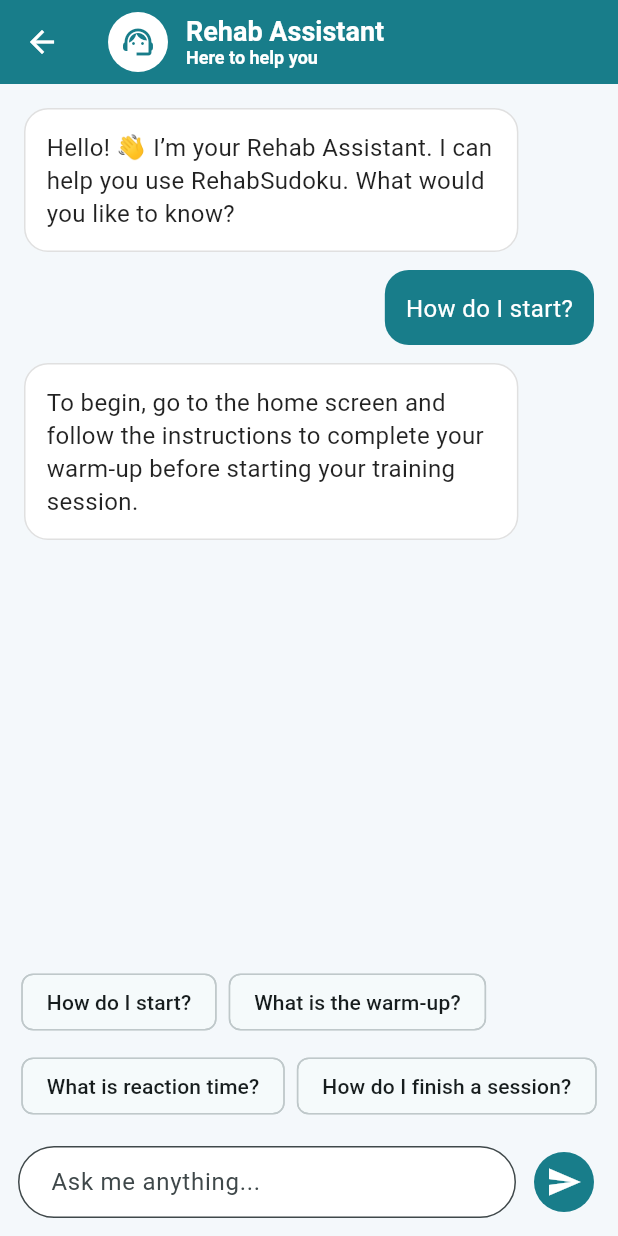
After one commit to KahYing-KY/MDD-PushTile-Flutter, a Flutter app: the ChatbotScreen screen opened directly, after a tap on "How do I start?", on a phone screen of 412 x 824 dp. The commit adds this screen. Run offline on Flutter 3.47's test engine with Material 3 defaults, Android fonts, the phone set to English and light mode, and no system bars; our stand-ins replace supabase_flutter; accounts and stored records are empty.

Commit message:
added a new file:   lib/screens/chatbot_screen.dart. And changed /home_screen.dart to import chatbot_screen.dart. Add a "need help" button to the home screen that navigates to the chatbot screen.

```diff
--- /dev/null
+++ b/lib/screens/chatbot_screen.dart
@@ -0,0 +1,240 @@
+
+import 'package:flutter/material.dart';
+
+const chatTeal = Color(0xFF187D8A);
+
+class ChatbotScreen extends StatefulWidget {
+  const ChatbotScreen({super.key});
+
+  @override
+  State<ChatbotScreen> createState() => _ChatbotScreenState();
+}
+
+class _ChatbotScreenState extends State<ChatbotScreen> {
+  final TextEditingController _controller =
+      TextEditingController();
+
+  final List<Map<String, String>> _messages = [
+    {
+      'role': 'bot',
+      'text':
+          'Hello! 👋 I’m your Rehab Assistant. '
+          'I can help you use RehabSudoku. What would you like to know?'
+    },
+  ];
+
+  final List<String> _questions = [
+    'How do I start?',
+    'What is the warm-up?',
+    'What is reaction time?',
+    'How do I finish a session?',
+  ];
+
+  String _getAnswer(String question) {
+    final q = question.toLowerCase();
+
+    if (q.contains('start') || q.contains('begin')) {
+      return 'To begin, go to the home screen and follow the '
+          'instructions to complete your warm-up before starting '
+          'your training session.';
+    }
+
+    if (q.contains('warm') || q.contains('light chase')) {
+      return 'The warm-up prepares you for your training. '
+          'Follow the Light Chase prompts on the screen and '
+          'complete the tasks at your own pace.';
+    }
+
+    if (q.contains('reaction') || q.contains('time')) {
+      return 'Reaction time measures how long you take to respond '
+          'to a prompt. Your recorded result describes performance '
+          'during that session; it is not a medical diagnosis.';
+    }
+
+    if (q.contains('finish') || q.contains('cool') ||
+        q.contains('end session')) {
+      return 'Follow the in-app instructions to complete your '
+          'training and cool-down. Review your session summary '
+          'when it becomes available.';
+    }
+
+    if (q.contains('help') || q.contains('what can you do')) {
+      return 'I can explain the warm-up, training, cool-down, '
+          'reaction time, and how to navigate RehabSudoku.';
+    }
+
+    return 'I’m not sure I understand that question yet. '
+        'Try asking about starting a session, the warm-up, '
+        'reaction time, or the cool-down.';
+  }
+
+  void _sendMessage([String? suggestedQuestion]) {
+    final question =
+        (suggestedQuestion ?? _controller.text).trim();
+
+    if (question.isEmpty) return;
+
+    setState(() {
+      _messages.add({
+        'role': 'user',
+        'text': question,
+      });
+
+      _messages.add({
+        'role': 'bot',
+        'text': _getAnswer(question),
+      });
+    });
+
+    _controller.clear();
+  }
+
+  @override
+  void dispose() {
+    _controller.dispose();
+    super.dispose();
+  }
+
+  @override
+  Widget build(BuildContext context) {
+    return Scaffold(
+      appBar: AppBar(
+        backgroundColor: chatTeal,
+        foregroundColor: Colors.white,
+        title: const Row(
+          children: [
+            CircleAvatar(
+              backgroundColor: Colors.white,
+              child: Icon(
+                Icons.support_agent,
+                color: chatTeal,
+              ),
+            ),
+            SizedBox(width: 12),
+            Column(
+              crossAxisAlignment: CrossAxisAlignment.start,
+              children: [
+                Text(
+                  'Rehab Assistant',
+                  style: TextStyle(fontSize: 18),
+                ),
+                Text(
+                  'Here to help you',
+                  style: TextStyle(fontSize: 12),
+                ),
+              ],
+            ),
+          ],
+        ),
+      ),
+      body: SafeArea(
+        child: Column(
+          children: [
+            Expanded(
+              child: ListView.builder(
+                padding: const EdgeInsets.all(16),
+                itemCount: _messages.length,
+                itemBuilder: (context, index) {
+                  final message = _messages[index];
+                  final isUser = message['role'] == 'user';
+
+                  return Align(
+                    alignment: isUser
+                        ? Alignment.centerRight
+                        : Alignment.centerLeft,
+                    child: Container(
+                      constraints: BoxConstraints(
+                        maxWidth:
+                            MediaQuery.of(context).size.width * 0.8,
+                      ),
+                      margin: const EdgeInsets.only(bottom: 12),
+                      padding: const EdgeInsets.all(14),
+                      decoration: BoxDecoration(
+                        color: isUser
+                            ? chatTeal
+                            : Colors.white,
+                        borderRadius: BorderRadius.circular(16),
+                        border: isUser
+                            ? null
+                            : Border.all(
+                                color: Colors.black12,
+                              ),
+                      ),
+                      child: Text(
+                        message['text']!,
+                        style: TextStyle(
+                          fontSize: 16,
+                          height: 1.4,
+                          color: isUser
+                              ? Colors.white
+                              : Colors.black87,
+                        ),
+                      ),
+                    ),
+                  );
+                },
+              ),
+            ),
+
+            Padding(
+              padding: const EdgeInsets.symmetric(
+                horizontal: 12,
+                vertical: 8,
+              ),
+              child: Wrap(
+                spacing: 8,
+                runSpacing: 8,
+                children: _questions.map((question) {
+                  return ActionChip(
+                    label: Text(question),
+                    onPressed: () => _sendMessage(question),
+                  );
+                }).toList(),
+              ),
+            ),
+
+            Padding(
+              padding: const EdgeInsets.fromLTRB(12, 8, 12, 12),
+              child: Row(
+                children: [
+                  Expanded(
+                    child: TextField(
+                      controller: _controller,
+                      minLines: 1,
+                      maxLines: 4,
+                      textInputAction: TextInputAction.send,
+                      onSubmitted: (_) => _sendMessage(),
+                      decoration: InputDecoration(
+                        hintText: 'Ask me anything...',
+                        filled: true,
+                        fillColor: Colors.white,
+                        border: OutlineInputBorder(
+                          borderRadius: BorderRadius.circular(24),
+                        ),
+                        contentPadding:
+                            const EdgeInsets.symmetric(
+                          horizontal: 18,
+                          vertical: 12,
+                        ),
+                      ),
+                    ),
+                  ),
+                  const SizedBox(width: 8),
+                  IconButton.filled(
+                    onPressed: () => _sendMessage(),
+                    style: IconButton.styleFrom(
+                      backgroundColor: chatTeal,
+                      foregroundColor: Colors.white,
+                    ),
+                    icon: const Icon(Icons.send),
+                    tooltip: 'Send message',
+                  ),
+                ],
+              ),
+            ),
+          ],
+        ),
+      ),
+    );
+  }
+}
--- a/lib/screens/home_screen.dart
+++ b/lib/screens/home_screen.dart
@@ -10,6 +10,7 @@ import 'sky_burger_real.dart';
 import 'treasure_hunt.dart';
 import 'dart:async';
 import 'treasure_hunt_interim.dart';
+import 'chatbot_screen.dart';
 
 class HomeScreen extends StatefulWidget {
   const HomeScreen({super.key});
@@ -372,11 +373,28 @@ class _HomeScreenState extends State<HomeScreen> {
                   ),
                 ),
               ],
-            ),
-          ),
+
         ),
       ),
-    );
+    ),
+  ),
+
+  // NEW CHATBOT BUTTON
+  floatingActionButton: FloatingActionButton.extended(
+    backgroundColor: kTeal,
+    foregroundColor: Colors.white,
+    icon: const Icon(Icons.chat_bubble_outline),
+    label: const Text('Need help?'),
+    onPressed: () {
+      _stopScrolling();
+      Navigator.of(context).push(
+        MaterialPageRoute(
+          builder: (_) => const ChatbotScreen(),
+        ),
+      );
+    },
+  ),
+);
   }
 }
 
```
Also changed, not shown: 1 other file.
